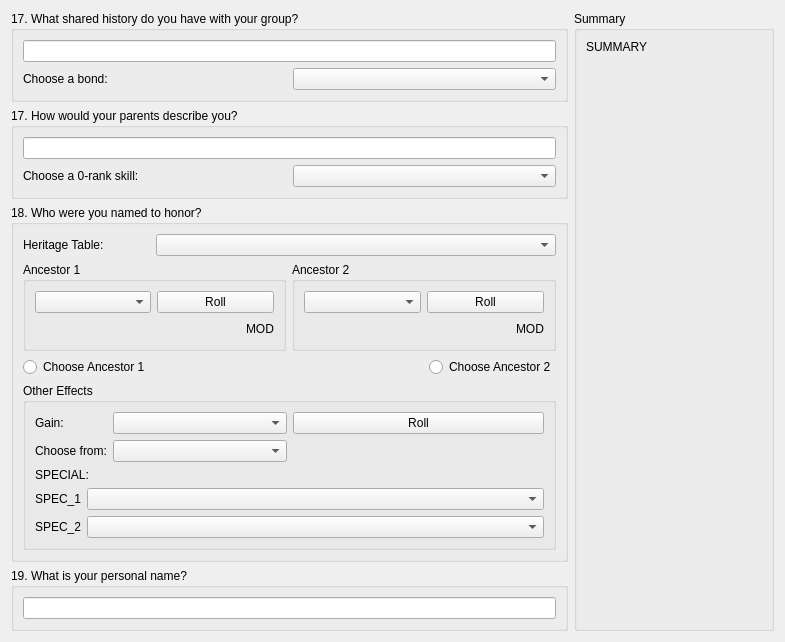
Old version of the form PaperBlossoms/ui/newcharwizardpage6.ui in the repository dashnine/PaperBlossoms.
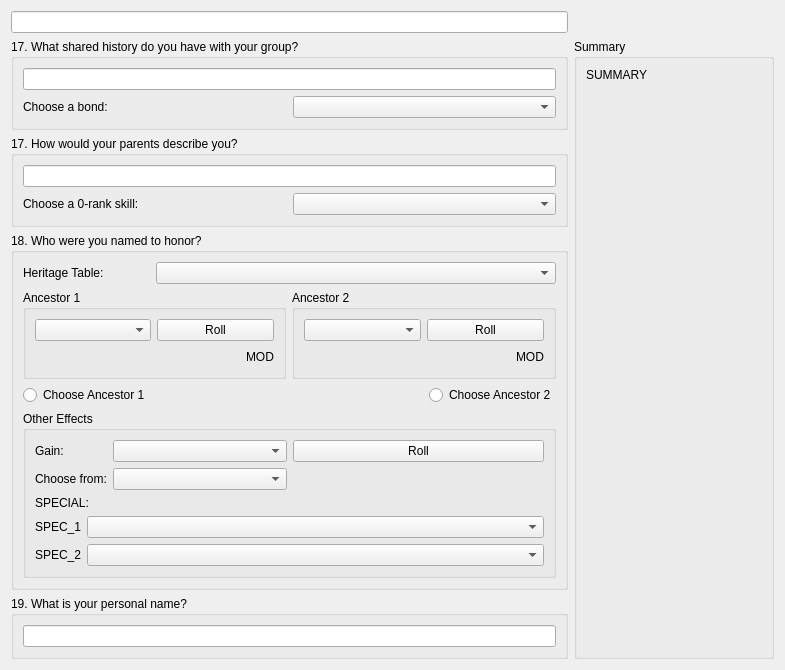
New version of the form.

Diff of the .ui file:
```diff
--- a/PaperBlossoms/ui/newcharwizardpage6.ui
+++ b/PaperBlossoms/ui/newcharwizardpage6.ui
@@ -7,82 +7,14 @@
     <x>0</x>
     <y>0</y>
     <width>785</width>
-    <height>594</height>
+    <height>651</height>
    </rect>
   </property>
   <property name="windowTitle">
    <string>WizardPage</string>
   </property>
   <layout class="QGridLayout" name="gridLayout_7">
-   <item row="0" column="0">
-    <widget class="QGroupBox" name="q17ronin_groupbox">
-     <property name="sizePolicy">
-      <sizepolicy hsizetype="Preferred" vsizetype="Minimum">
-       <horstretch>0</horstretch>
-       <verstretch>0</verstretch>
-      </sizepolicy>
-     </property>
-     <property name="title">
-      <string>17. What shared history do you have with your group?</string>
-     </property>
-     <layout class="QGridLayout" name="gridLayout_4">
-      <item row="1" column="1">
-       <widget class="QComboBox" name="nc6_bond_comboBox"/>
-      </item>
-      <item row="0" column="0" colspan="2">
-       <widget class="QLineEdit" name="nc6_q17r_lineEdit"/>
-      </item>
-      <item row="1" column="0">
-       <widget class="QLabel" name="label_3">
-        <property name="text">
-         <string>Choose a bond:</string>
-        </property>
-       </widget>
-      </item>
-     </layout>
-    </widget>
-   </item>
-   <item row="0" column="1" rowspan="4">
-    <widget class="QGroupBox" name="groupBox_4">
-     <property name="sizePolicy">
-      <sizepolicy hsizetype="Fixed" vsizetype="Preferred">
-       <horstretch>0</horstretch>
-       <verstretch>0</verstretch>
-      </sizepolicy>
-     </property>
-     <property name="minimumSize">
-      <size>
-       <width>200</width>
-       <height>0</height>
-      </size>
-     </property>
-     <property name="maximumSize">
-      <size>
-       <width>200</width>
-       <height>16777215</height>
-      </size>
-     </property>
-     <property name="title">
-      <string>Summary</string>
-     </property>
-     <layout class="QVBoxLayout" name="verticalLayout_2">
-      <item>
-       <widget class="QLabel" name="summary_label">
-        <property name="text">
-         <string>SUMMARY</string>
-        </property>
-        <property name="alignment">
-         <set>Qt::AlignLeading|Qt::AlignLeft|Qt::AlignTop</set>
-        </property>
-        <property name="wordWrap">
-         <bool>true</bool>
-        </property>
-       </widget>
-      </item>
-     </layout>
-    </widget>
-   </item>
-   <item row="1" column="0">
+   <item row="2" column="0">
     <widget class="QGroupBox" name="q17s_q18r_groupBox">
      <property name="sizePolicy">
       <sizepolicy hsizetype="Preferred" vsizetype="Minimum">
@@ -110,7 +42,7 @@
      </layout>
     </widget>
    </item>
-   <item row="2" column="0">
+   <item row="3" column="0">
     <widget class="QGroupBox" name="q18s_groupbox">
      <property name="sizePolicy">
       <sizepolicy hsizetype="Preferred" vsizetype="Expanding">
@@ -349,7 +281,35 @@
      </layout>
     </widget>
    </item>
-   <item row="3" column="0">
+   <item row="1" column="0">
+    <widget class="QGroupBox" name="q17ronin_groupbox">
+     <property name="sizePolicy">
+      <sizepolicy hsizetype="Preferred" vsizetype="Minimum">
+       <horstretch>0</horstretch>
+       <verstretch>0</verstretch>
+      </sizepolicy>
+     </property>
+     <property name="title">
+      <string>17. What shared history do you have with your group?</string>
+     </property>
+     <layout class="QGridLayout" name="gridLayout_4">
+      <item row="1" column="1">
+       <widget class="QComboBox" name="nc6_bond_comboBox"/>
+      </item>
+      <item row="0" column="0" colspan="2">
+       <widget class="QLineEdit" name="nc6_q17r_lineEdit"/>
+      </item>
+      <item row="1" column="0">
+       <widget class="QLabel" name="label_3">
+        <property name="text">
+         <string>Choose a bond:</string>
+        </property>
+       </widget>
+      </item>
+     </layout>
+    </widget>
+   </item>
+   <item row="4" column="0">
     <widget class="QGroupBox" name="groupBox_3">
      <property name="sizePolicy">
       <sizepolicy hsizetype="Preferred" vsizetype="Minimum">
@@ -367,6 +327,49 @@
      </layout>
     </widget>
    </item>
+   <item row="1" column="1" rowspan="4">
+    <widget class="QGroupBox" name="groupBox_4">
+     <property name="sizePolicy">
+      <sizepolicy hsizetype="Fixed" vsizetype="Preferred">
+       <horstretch>0</horstretch>
+       <verstretch>0</verstretch>
+      </sizepolicy>
+     </property>
+     <property name="minimumSize">
+      <size>
+       <width>200</width>
+       <height>0</height>
+      </size>
+     </property>
+     <property name="maximumSize">
+      <size>
+       <width>200</width>
+       <height>16777215</height>
+      </size>
+     </property>
+     <property name="title">
+      <string>Summary</string>
+     </property>
+     <layout class="QVBoxLayout" name="verticalLayout_2">
+      <item>
+       <widget class="QLabel" name="summary_label">
+        <property name="text">
+         <string>SUMMARY</string>
+        </property>
+        <property name="alignment">
+         <set>Qt::AlignLeading|Qt::AlignLeft|Qt::AlignTop</set>
+        </property>
+        <property name="wordWrap">
+         <bool>true</bool>
+        </property>
+       </widget>
+      </item>
+     </layout>
+    </widget>
+   </item>
+   <item row="0" column="0">
+    <widget class="QLineEdit" name="nc6_HIDDEN_DoubleKoku"/>
+   </item>
   </layout>
  </widget>
  <resources/>
```
